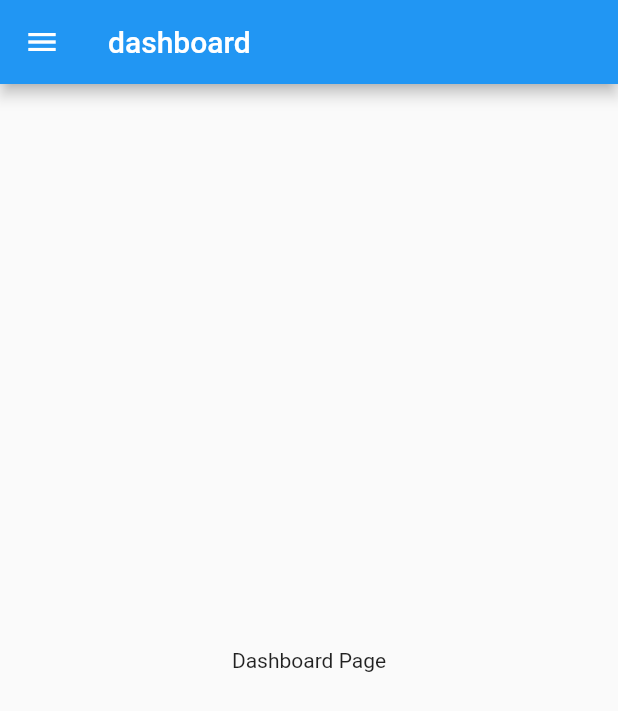
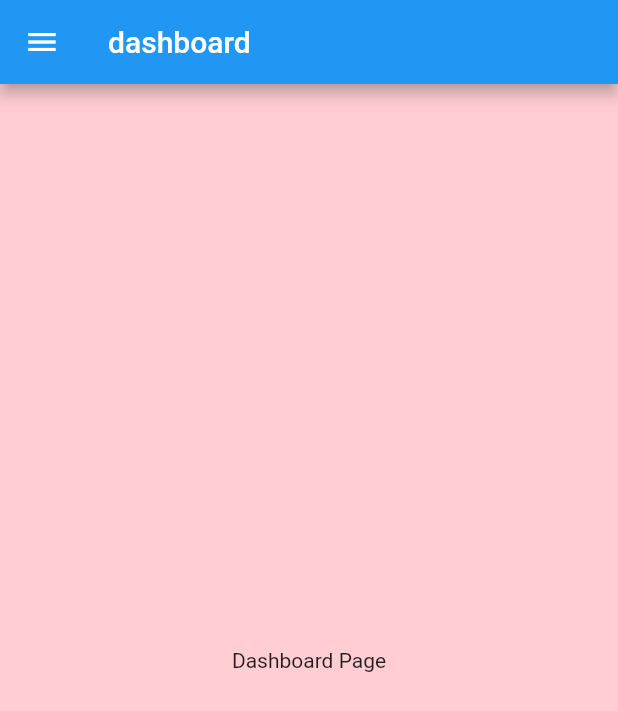
Before and after one commit to ricksondpenha/auto_route_bug, a Flutter app: the screen it shows after launch, on a phone screen of 412 x 824 dp. Shown: the top 711 px of the screen. Run offline on Flutter 3.47's test engine with Material 2 defaults, Android fonts, the phone set to English and light mode, and no system bars; our stand-ins replace auto_route.

Commit message:
added bg colors

```diff
--- a/lib/pages/dashboard.dart
+++ b/lib/pages/dashboard.dart
@@ -5,6 +5,9 @@ class Dashboard extends StatelessWidget {
 
   @override
   Widget build(BuildContext context) {
-    return Center(child: Text('Dashboard Page'));
+    return Container(
+      color: Colors.red[100],
+      child: Center(child: Text('Dashboard Page')),
+    );
   }
 }
```
Also changed, not shown: lib/pages/catalog.dart (+8 -2 lines), lib/pages/orders.dart (+6 -2 lines).
